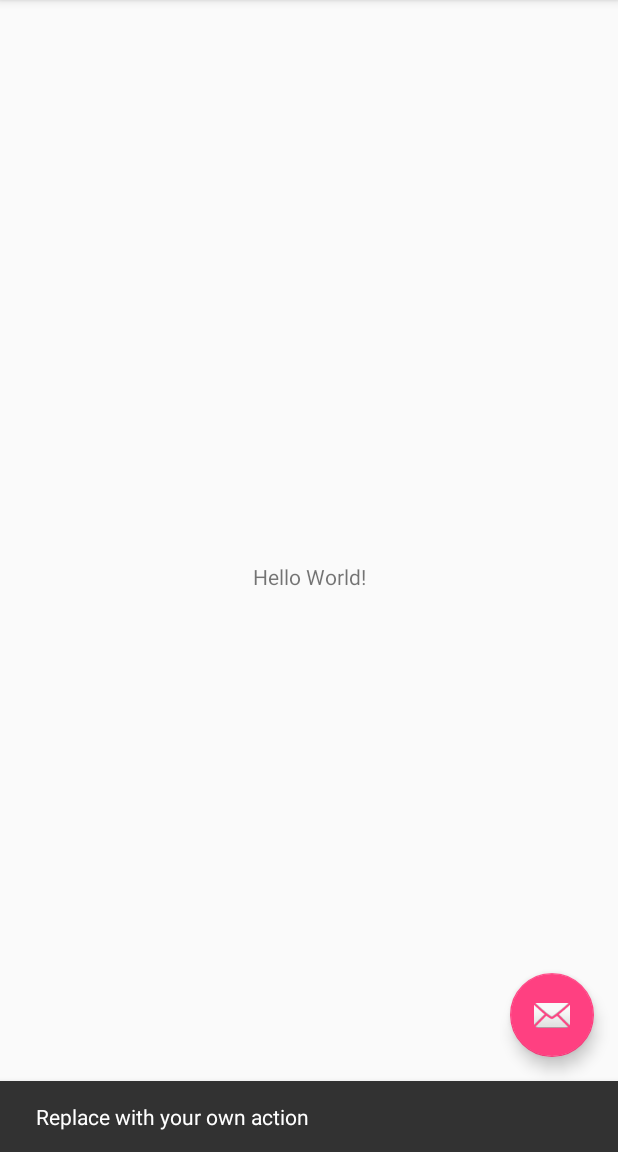
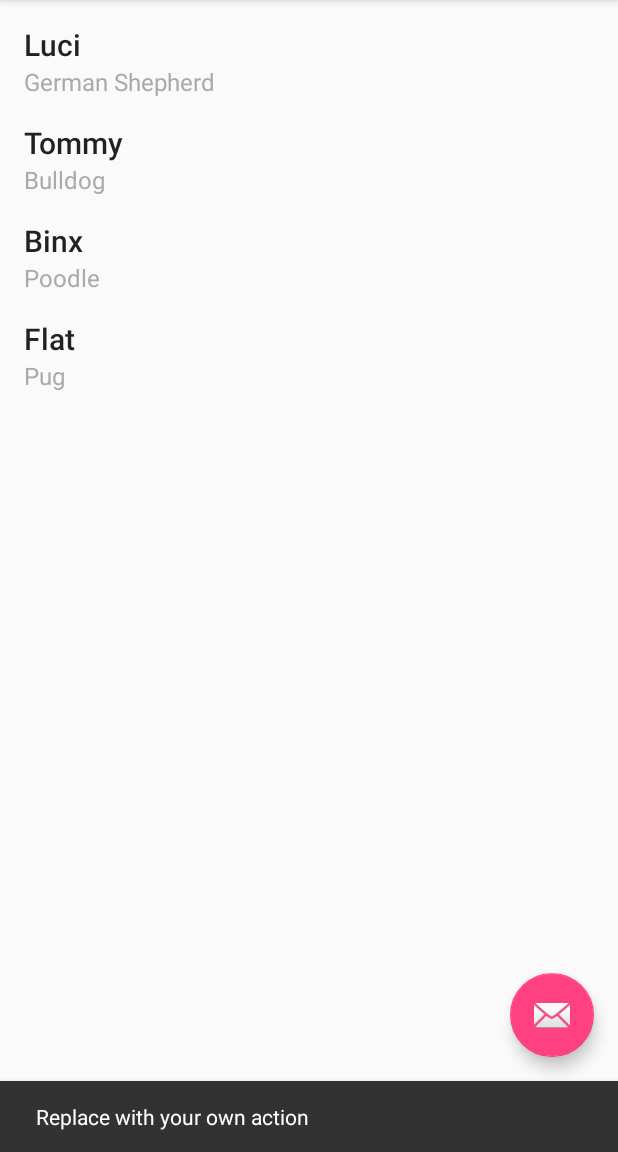
Before and after one commit to ZianeA/Pets, an Android app: the screen it shows after launch (CatalogActivity), after a tap on an icon or button, on a phone screen of 412 x 824 dp, the part 84-1236 px from its top. Run offline under Robolectric (Android 15) with nearby library versions, the phone set to English and light mode, and no system bars.

Commit message:
Add pets list with RecylerView

```diff
--- a/app/build.gradle
+++ b/app/build.gradle
@@ -23,6 +23,8 @@ dependencies {
     implementation 'com.android.support:appcompat-v7:27.1.1'
     implementation 'com.android.support.constraint:constraint-layout:1.1.2'
     implementation 'com.android.support:design:27.1.1'
+    implementation 'com.android.support:recyclerview-v7:27.1.1'
+    implementation 'com.android.support:support-annotations:27.1.1'
     testImplementation 'junit:junit:4.12'
     androidTestImplementation 'com.android.support.test:runner:1.0.2'
     androidTestImplementation 'com.android.support.test.espresso:espresso-core:3.0.2'
--- a/app/src/main/java/com/example/android/pets/CatalogActivity.java
+++ b/app/src/main/java/com/example/android/pets/CatalogActivity.java
@@ -4,21 +4,30 @@ import android.os.Bundle;
 import android.support.design.widget.FloatingActionButton;
 import android.support.design.widget.Snackbar;
 import android.support.v7.app.AppCompatActivity;
+import android.support.v7.widget.LinearLayoutManager;
+import android.support.v7.widget.RecyclerView;
 import android.support.v7.widget.Toolbar;
+import android.util.Log;
 import android.view.View;
 import android.view.Menu;
 import android.view.MenuItem;
 
+import com.example.android.pets.data.DataProvider;
+
 public class CatalogActivity extends AppCompatActivity {
+
+    private static final String TAG = CatalogActivity.class.getSimpleName();
+
+    private RecyclerView mRecyclerView;
 
     @Override
     protected void onCreate(Bundle savedInstanceState) {
         super.onCreate(savedInstanceState);
         setContentView(R.layout.activity_catalog);
-        Toolbar toolbar = (Toolbar) findViewById(R.id.toolbar);
+        Toolbar toolbar = findViewById(R.id.toolbar);
         setSupportActionBar(toolbar);
 
-        FloatingActionButton fab = (FloatingActionButton) findViewById(R.id.fab);
+        FloatingActionButton fab = findViewById(R.id.fab);
         fab.setOnClickListener(new View.OnClickListener() {
             @Override
             public void onClick(View view) {
@@ -26,6 +35,11 @@ public class CatalogActivity extends AppCompatActivity {
                         .setAction("Action", null).show();
             }
         });
+
+        mRecyclerView = findViewById(R.id.rv_pets);
+        mRecyclerView.setHasFixedSize(true);
+        mRecyclerView.setLayoutManager(new LinearLayoutManager(this));
+        mRecyclerView.setAdapter(new PetsAdapter(DataProvider.pets));
     }
 
     @Override
--- /dev/null
+++ b/app/src/main/java/com/example/android/pets/Pet.java
@@ -0,0 +1,72 @@
+package com.example.android.pets;
+
+import android.support.annotation.IntDef;
+
+import java.lang.annotation.Retention;
+import java.lang.annotation.RetentionPolicy;
+
+public class Pet {
+
+    private String name;
+    private String breed;
+    private int gender;
+    private int weight;
+
+    @Retention(RetentionPolicy.SOURCE)
+    @IntDef({GENDER_MALE, GENDER_FEMALE, GENDER_UNKNOWN})
+    public @interface Gender {
+    }
+
+    public static final int GENDER_MALE = 1;
+    public static final int GENDER_FEMALE = 2;
+    public static final int GENDER_UNKNOWN = 3;
+
+    /**
+     * @param name   the name of the pet
+     * @param breed  the breed of the pet
+     * @param gender the gender of the pet (Male, Female, Unknown)
+     * @param weight the weight of the pet in kilograms
+     */
+    public Pet(String name, String breed, @Gender int gender, int weight) {
+        this.name = name;
+        this.breed = breed;
+        this.gender = gender;
+        this.weight = weight;
+    }
+
+    public Pet() {
+    }
+
+    public String getName() {
+        return name;
+    }
+
+    public void setName(String name) {
+        this.name = name;
+    }
+
+    public String getBreed() {
+        return breed;
+    }
+
+    public void setBreed(String breed) {
+        this.breed = breed;
+    }
+
+    @Gender
+    public int getGender() {
+        return gender;
+    }
+
+    public void setGender(@Gender int gender) {
+        this.gender = gender;
+    }
+
+    public int getWeight() {
+        return weight;
+    }
+
+    public void setWeight(int weight) {
+        this.weight = weight;
+    }
+}
--- /dev/null
+++ b/app/src/main/java/com/example/android/pets/PetsAdapter.java
@@ -0,0 +1,58 @@
+package com.example.android.pets;
+
+import android.support.annotation.NonNull;
+import android.support.v7.widget.RecyclerView;
+import android.view.LayoutInflater;
+import android.view.View;
+import android.view.ViewGroup;
+import android.widget.TextView;
+
+import org.w3c.dom.Text;
+
+import java.util.List;
+
+public class PetsAdapter extends RecyclerView.Adapter<PetsAdapter.PetsAdapterViewHolder>{
+
+    private List<Pet> mData;
+
+    public PetsAdapter(List<Pet> data) {
+        mData = data;
+    }
+
+    @NonNull
+    @Override
+    public PetsAdapterViewHolder onCreateViewHolder(@NonNull ViewGroup parent, int viewType) {
+        View view = LayoutInflater.from(parent.getContext())
+                .inflate(R.layout.pet_list_item, parent, false);
+
+        return new PetsAdapterViewHolder(view);
+    }
+
+    @Override
+    public void onBindViewHolder(@NonNull PetsAdapterViewHolder holder, int position) {
+        holder.bind(position);
+    }
+
+    @Override
+    public int getItemCount() {
+        return mData != null ? mData.size() : 0;
+    }
+
+    public class PetsAdapterViewHolder extends RecyclerView.ViewHolder {
+
+        private TextView mName;
+        private TextView mBreed;
+
+
+        public PetsAdapterViewHolder(View itemView) {
+            super(itemView);
+            mName = itemView.findViewById(R.id.tv_name);
+            mBreed = itemView.findViewById(R.id.tv_breed);
+        }
+
+        private void bind(int position){
+            mName.setText(mData.get(position).getName());
+            mBreed.setText(mData.get(position).getBreed());
+        }
+    }
+}
--- /dev/null
+++ b/app/src/main/java/com/example/android/pets/data/DataProvider.java
@@ -0,0 +1,19 @@
+package com.example.android.pets.data;
+
+import com.example.android.pets.Pet;
+
+import java.util.ArrayList;
+import java.util.List;
+
+public final class DataProvider {
+
+    public static final List<Pet> pets;
+
+    static  {
+        pets = new ArrayList<>(4);
+        pets.add(new Pet("Luci", "German Shepherd", Pet.GENDER_MALE, 20));
+        pets.add(new Pet("Tommy", "Bulldog", Pet.GENDER_MALE, 25));
+        pets.add(new Pet("Binx", "Poodle", Pet.GENDER_FEMALE, 8));
+        pets.add(new Pet("Flat", "Pug", Pet.GENDER_UNKNOWN, 13));
+    }
+}
--- a/app/src/main/res/layout/content_catalog.xml
+++ b/app/src/main/res/layout/content_catalog.xml
@@ -8,13 +8,12 @@
     tools:context=".CatalogActivity"
     tools:showIn="@layout/activity_catalog">
 
-    <TextView
-        android:layout_width="wrap_content"
+    <android.support.v7.widget.RecyclerView
+        android:layout_width="match_parent"
         android:layout_height="wrap_content"
-        android:text="Hello World!"
-        app:layout_constraintBottom_toBottomOf="parent"
-        app:layout_constraintLeft_toLeftOf="parent"
-        app:layout_constraintRight_toRightOf="parent"
-        app:layout_constraintTop_toTopOf="parent" />
+        android:scrollbars="vertical"
+        android:id="@+id/rv_pets">
+
+    </android.support.v7.widget.RecyclerView>
 
 </android.support.constraint.ConstraintLayout>
--- /dev/null
+++ b/app/src/main/res/layout/pet_list_item.xml
@@ -0,0 +1,30 @@
+<?xml version="1.0" encoding="utf-8"?>
+<android.support.constraint.ConstraintLayout
+    xmlns:android="http://schemas.android.com/apk/res/android"
+    xmlns:app="http://schemas.android.com/apk/res-auto"
+    xmlns:tools="http://schemas.android.com/tools"
+    android:layout_width="match_parent"
+    android:layout_height="wrap_content">
+
+    <TextView
+        android:id="@+id/tv_name"
+        android:layout_width="wrap_content"
+        android:layout_height="wrap_content"
+        android:layout_marginLeft="16dp"
+        android:layout_marginStart="16dp"
+        android:layout_marginTop="16dp"
+        android:textAppearance="@style/TextAppearance.AppCompat.Title"
+        app:layout_constraintStart_toStartOf="parent"
+        app:layout_constraintTop_toTopOf="parent"
+        tools:text="Tommy" />
+
+    <TextView
+        android:id="@+id/tv_breed"
+        android:layout_width="wrap_content"
+        android:layout_height="wrap_content"
+        android:textAppearance="@style/TextAppearance.AppCompat.Subhead"
+        android:textColor="@android:color/darker_gray"
+        app:layout_constraintStart_toStartOf="@+id/tv_name"
+        app:layout_constraintTop_toBottomOf="@+id/tv_name"
+        tools:text="Pomeranian" />
+</android.support.constraint.ConstraintLayout>
```
